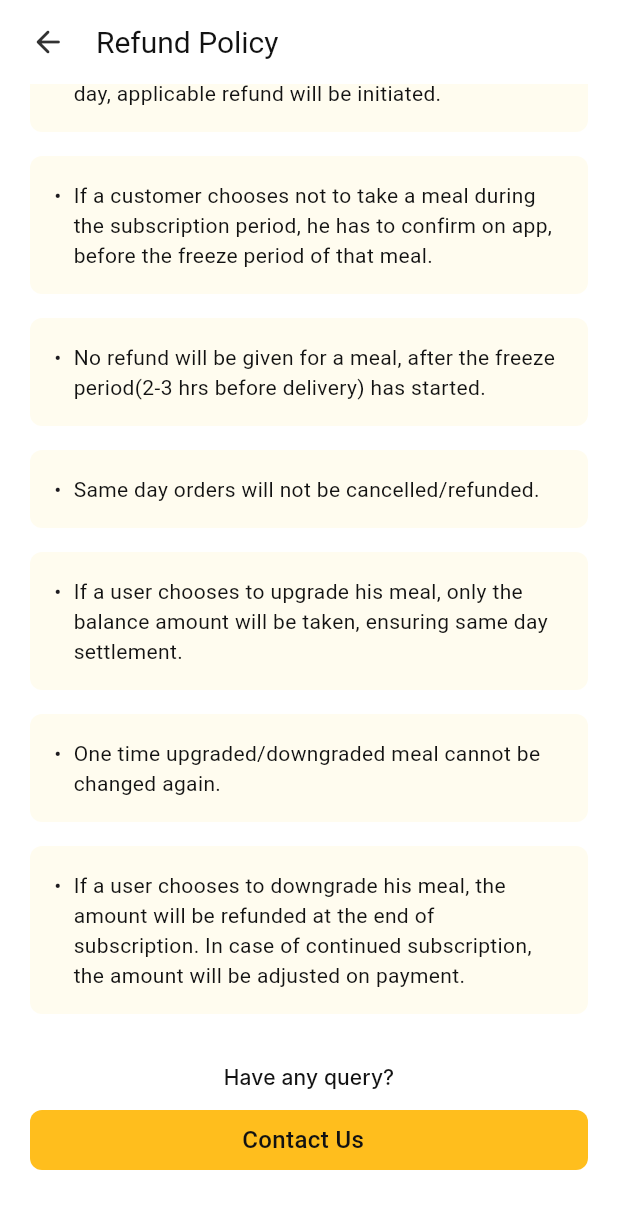
After one commit to Tiffsy/tiffsy-app, a Flutter app: the RefundPolicyScreen screen opened directly, scrolled down 70 dp, after a tap on "Contact Us", on a phone screen of 412 x 824 dp. The commit adds this screen. Shown: the top 1209 px of the screen. Run offline on Flutter 3.47's test engine with Material 3 defaults, Android fonts, the phone set to English and light mode, and no system bars; our stand-ins replace bloc, equatable, firebase_auth, firebase_core, flutter_bloc, flutter_svg and 3 more; accounts and stored records are empty; Roboto replaces fonts that are missing (Inter).

Commit message:
added refund policy screen, corrected add address screen

```diff
--- a/lib/screens/AddAddressScreen/screen/add_address_screen.dart
+++ b/lib/screens/AddAddressScreen/screen/add_address_screen.dart
@@ -191,7 +191,9 @@ Widget saveAddressButton(Function onPress) {
 // which is called when the button is pressed.
   return InkWell(
     borderRadius: BorderRadius.circular(8),
-    onTap: onPress(),
+    onTap: () {
+      onPress();
+    },
     child: Container(
       constraints: const BoxConstraints(maxHeight: 40),
       decoration: BoxDecoration(
--- /dev/null
+++ b/lib/screens/RefundPolicyScreen/bloc/refund_policy_bloc.dart
@@ -0,0 +1,13 @@
+import 'package:bloc/bloc.dart';
+import 'package:equatable/equatable.dart';
+
+part 'refund_policy_event.dart';
+part 'refund_policy_state.dart';
+
+class RefundPolicyBloc extends Bloc<RefundPolicyEvent, RefundPolicyState> {
+  RefundPolicyBloc() : super(RefundPolicyInitial()) {
+    on<RefundPolicyEvent>((event, emit) {
+      // TODO: implement event handler
+    });
+  }
+}
--- /dev/null
+++ b/lib/screens/RefundPolicyScreen/bloc/refund_policy_event.dart
@@ -0,0 +1,8 @@
+part of 'refund_policy_bloc.dart';
+
+sealed class RefundPolicyEvent extends Equatable {
+  const RefundPolicyEvent();
+
+  @override
+  List<Object> get props => [];
+}
--- /dev/null
+++ b/lib/screens/RefundPolicyScreen/bloc/refund_policy_state.dart
@@ -0,0 +1,10 @@
+part of 'refund_policy_bloc.dart';
+
+sealed class RefundPolicyState extends Equatable {
+  const RefundPolicyState();
+
+  @override
+  List<Object> get props => [];
+}
+
+final class RefundPolicyInitial extends RefundPolicyState {}
--- /dev/null
+++ b/lib/screens/RefundPolicyScreen/screen/refund_policy_screen.dart
@@ -0,0 +1,164 @@
+import 'package:flutter/material.dart';
+
+class RefundPolicyScreen extends StatefulWidget {
+  const RefundPolicyScreen({super.key});
+
+  @override
+  State<RefundPolicyScreen> createState() => _RefundPolicyScreenState();
+}
+
+class _RefundPolicyScreenState extends State<RefundPolicyScreen> {
+  void contactUsOnPress() {
+    // What to do when user presses contact us!
+
+    print("object");
+  }
+
+  List<String> getPolicyPoints() {
+    return [
+      "Customers can opt for a refund at any point of time during his/her subscription period, the same day, applicable refund will be initiated.",
+      "If a customer chooses not to take a meal during the subscription period, he has to confirm on app, before the freeze period of that meal.",
+      "No refund will be given for a meal, after the freeze period(2-3 hrs before delivery) has started.",
+      "Same day orders will not be cancelled/refunded.",
+      "If a user chooses to upgrade his meal, only the balance amount will be taken, ensuring same day settlement.",
+      "One time upgraded/downgraded meal cannot be changed again.",
+      "If a user chooses to downgrade his meal, the amount will be refunded at the end of subscription. In case of continued subscription, the amount will be adjusted on payment.",
+    ];
+  }
+
+  @override
+  Widget build(BuildContext context) {
+    return Scaffold(
+      backgroundColor: const Color(0xffffffff),
+      appBar: AppBar(
+        leadingWidth: 64,
+        titleSpacing: 0,
+        backgroundColor: const Color(0xffffffff),
+        surfaceTintColor: const Color(0xffffffff),
+        leading: IconButton(
+          icon: const Icon(
+            Icons.arrow_back_rounded,
+            color: Color(0xff323232),
+            size: 24,
+          ),
+          onPressed: () {
+            // go back functionality, most likely using Navigator.pop()
+          },
+        ),
+        title: const Text(
+          "Refund Policy",
+          style: TextStyle(
+            fontSize: 20,
+            height: 28 / 20,
+            fontWeight: FontWeight.w400,
+            color: Color(0xff121212),
+          ),
+        ),
+      ),
+      body: Padding(
+        padding: const EdgeInsets.symmetric(horizontal: 20),
+        child: SingleChildScrollView(
+          child: Column(
+            children: addContactUsButton(
+                contactUsOnPress, listOfTextCards(getPolicyPoints())),
+          ),
+        ),
+      ),
+    );
+  }
+}
+
+List<Widget> addContactUsButton(
+    Function onPress, List<Widget> listOfTextCards) {
+  listOfTextCards.add(const SizedBox(height: 16));
+  listOfTextCards.add(
+    const Text(
+      "Have any query?",
+      style: TextStyle(
+        color: Color(0xff121212),
+        fontSize: 14,
+        fontFamily: "Inter",
+        fontWeight: FontWeight.w500,
+        height: 20 / 14,
+        letterSpacing: 0.1,
+      ),
+    ),
+  );
+  listOfTextCards.add(const SizedBox(height: 12));
+  listOfTextCards.add(contactUsButton(onPress));
+  listOfTextCards.add(const SizedBox(height: 44));
+  return listOfTextCards;
+}
+
+List<Widget> listOfTextCards(List<String> policyPoints) {
+  List<Widget> listOfTextCards = [const SizedBox(height: 10)];
+  for (String element in policyPoints) {
+    listOfTextCards.add(singleTextcard(element));
+    listOfTextCards.add(const SizedBox(height: 16));
+  }
+  return listOfTextCards;
+}
+
+Widget contactUsButton(Function onPress) {
+  return InkWell(
+    borderRadius: BorderRadius.circular(8),
+    onTap: () {
+      onPress();
+    },
+    child: Container(
+      constraints: const BoxConstraints(maxHeight: 40),
+      decoration: BoxDecoration(
+        color: const Color(0xffffbe1d),
+        borderRadius: BorderRadius.circular(8),
+      ),
+      child: const Padding(
+        padding: EdgeInsets.fromLTRB(16, 10, 24, 10),
+        child: Row(
+          mainAxisAlignment: MainAxisAlignment.center,
+          children: [
+            Text(
+              "Contact Us",
+              style: TextStyle(
+                fontWeight: FontWeight.w500,
+                fontSize: 16,
+                color: Color(0xff121212),
+                height: 20 / 16,
+              ),
+            ),
+          ],
+        ),
+      ),
+    ),
+  );
+}
+
+Widget singleTextcard(String text) {
+  return Container(
+    decoration: BoxDecoration(
+      borderRadius: BorderRadius.circular(8),
+      color: const Color(0xfffffcef),
+    ),
+    child: Padding(
+      padding: const EdgeInsets.all(16),
+      child: Row(
+        crossAxisAlignment: CrossAxisAlignment.start,
+        children: [
+          const Text("•"),
+          const SizedBox(width: 8),
+          Flexible(
+            child: Text(
+              text,
+              style: const TextStyle(
+                color: Color(0xff121212),
+                fontSize: 14,
+                height: 20 / 14,
+                fontWeight: FontWeight.w400,
+                letterSpacing: 0.25,
+              ),
+            ),
+          ),
+        ],
+      ),
+    ),
+  );
+}
```
